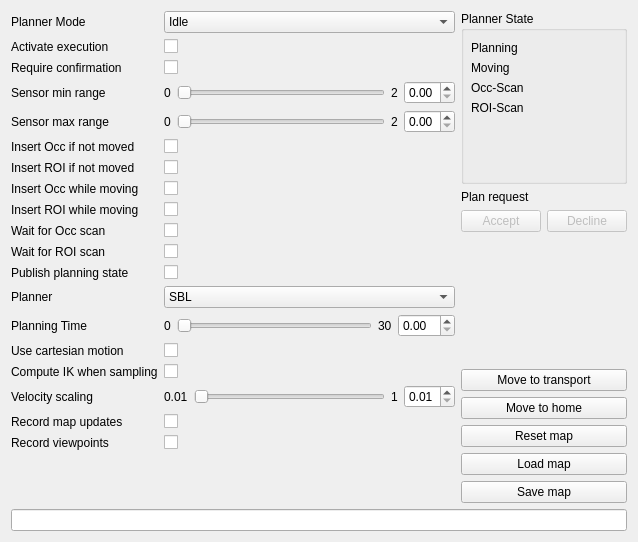
First picture: the form in src/rqt_roi_viewpoint_planner/roi_viewpoint_planner_rqt_plugin.ui, repository Eruvae/rqt_roi_viewpoint_planner, before the edit.
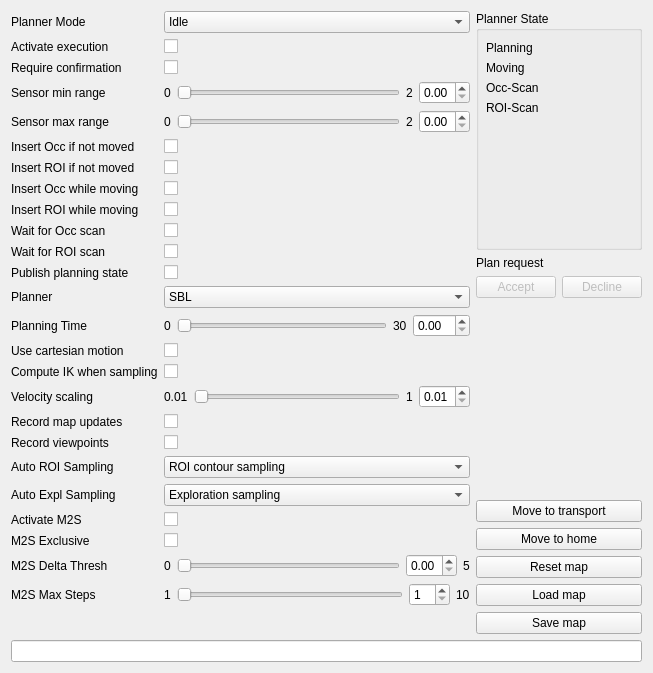
Second picture: the form after the edit. Custom widgets are drawn as their Qt base class.

Commit message: Added new configuration options

The edit to the form file:
```diff
--- a/src/rqt_roi_viewpoint_planner/roi_viewpoint_planner_rqt_plugin.ui
+++ b/src/rqt_roi_viewpoint_planner/roi_viewpoint_planner_rqt_plugin.ui
@@ -6,8 +6,8 @@
    <rect>
     <x>0</x>
     <y>0</y>
-    <width>638</width>
-    <height>542</height>
+    <width>653</width>
+    <height>673</height>
    </rect>
   </property>
   <property name="windowTitle">
@@ -518,6 +518,162 @@
        </property>
       </widget>
      </item>
+     <item row="19" column="0">
+      <widget class="QLabel" name="autoROISamplingLabel">
+       <property name="text">
+        <string>Auto ROI Sampling</string>
+       </property>
+      </widget>
+     </item>
+     <item row="19" column="1">
+      <widget class="QComboBox" name="autoROISamplingComboBox">
+       <item>
+        <property name="text">
+         <string>ROI contour sampling</string>
+        </property>
+       </item>
+       <item>
+        <property name="text">
+         <string>ROI adjacent</string>
+        </property>
+       </item>
+       <item>
+        <property name="text">
+         <string>ROI center sampling</string>
+        </property>
+       </item>
+      </widget>
+     </item>
+     <item row="20" column="0">
+      <widget class="QLabel" name="autoExplSamplingLabel">
+       <property name="text">
+        <string>Auto Expl Sampling</string>
+       </property>
+      </widget>
+     </item>
+     <item row="20" column="1">
+      <widget class="QComboBox" name="autoExplSamplingComboBox">
+       <item>
+        <property name="text">
+         <string>Exploration sampling</string>
+        </property>
+       </item>
+       <item>
+        <property name="text">
+         <string>Contour sampling</string>
+        </property>
+       </item>
+       <item>
+        <property name="text">
+         <string>Border sampling</string>
+        </property>
+       </item>
+      </widget>
+     </item>
+     <item row="21" column="0">
+      <widget class="QLabel" name="activateM2SLabel">
+       <property name="text">
+        <string>Activate M2S</string>
+       </property>
+      </widget>
+     </item>
+     <item row="21" column="1">
+      <widget class="QCheckBox" name="activateM2SCheckBox"/>
+     </item>
+     <item row="22" column="0">
+      <widget class="QLabel" name="m2SExclusiveLabel">
+       <property name="text">
+        <string>M2S Exclusive</string>
+       </property>
+      </widget>
+     </item>
+     <item row="22" column="1">
+      <widget class="QCheckBox" name="m2SExclusiveCheckBox"/>
+     </item>
+     <item row="23" column="0">
+      <widget class="QLabel" name="m2SDeltaThreshLabel">
+       <property name="text">
+        <string>M2S Delta Thresh</string>
+       </property>
+      </widget>
+     </item>
+     <item row="23" column="1">
+      <layout class="QHBoxLayout" name="m2sDeltaThreshLayout">
+       <item>
+        <widget class="QLabel" name="m2sDeltaThreshMin">
+         <property name="text">
+          <string>0</string>
+         </property>
+        </widget>
+       </item>
+       <item>
+        <widget class="QSlider" name="m2sDeltaThreshSlider">
+         <property name="orientation">
+          <enum>Qt::Horizontal</enum>
+         </property>
+        </widget>
+       </item>
+       <item>
+        <widget class="QDoubleSpinBox" name="m2sDeltaThreshSpinBox">
+         <property name="maximum">
+          <double>5.000000000000000</double>
+         </property>
+         <property name="singleStep">
+          <double>0.100000000000000</double>
+         </property>
+        </widget>
+       </item>
+       <item>
+        <widget class="QLabel" name="m2sDeltaThreshMax">
+         <property name="text">
+          <string>5</string>
+         </property>
+        </widget>
+       </item>
+      </layout>
+     </item>
+     <item row="24" column="0">
+      <widget class="QLabel" name="m2SMaxStepsLabel">
+       <property name="text">
+        <string>M2S Max Steps</string>
+       </property>
+      </widget>
+     </item>
+     <item row="24" column="1">
+      <layout class="QHBoxLayout" name="m2sMaxStepsLayout">
+       <item>
+        <widget class="QLabel" name="m2sMaxStepsMin">
+         <property name="text">
+          <string>1</string>
+         </property>
+        </widget>
+       </item>
+       <item>
+        <widget class="QSlider" name="m2sMaxStepsSlider">
+         <property name="orientation">
+          <enum>Qt::Horizontal</enum>
+         </property>
+        </widget>
+       </item>
+       <item>
+        <widget class="QSpinBox" name="m2sMaxStepsSpinBox">
+         <property name="minimum">
+          <number>1</number>
+         </property>
+         <property name="maximum">
+          <number>10</number>
+         </property>
+        </widget>
+       </item>
+       <item>
+        <widget class="QLabel" name="m2sMaxStepsMax">
+         <property name="text">
+          <string>10</string>
+         </property>
+        </widget>
+       </item>
+      </layout>
+     </item>
     </layout>
    </item>
    <item row="6" column="1">
```
Left out of the diff: 14 changed lines with no effect on the pictures. The commit also changes 2 other files.
